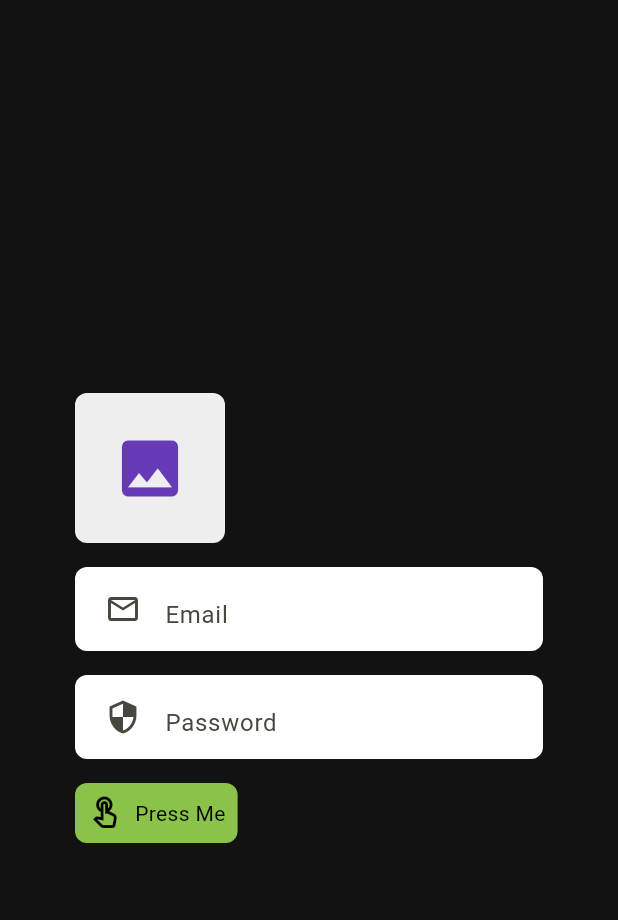
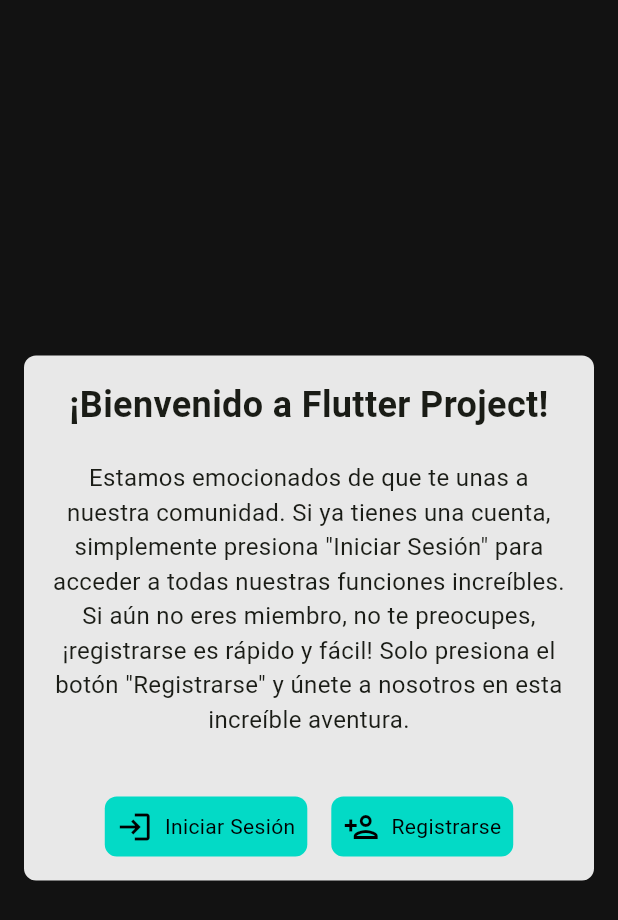
Before and after one commit to JDavidHR/flutter_projects, a Flutter app: the screen it shows after launch, on a phone screen of 412 x 824 dp. Shown: the top 920 px of the screen. Run offline on Flutter 3.47's test engine with Material 3 defaults, Android fonts, the phone set to English and light mode, and no system bars; our stand-ins replace flutter_svg; missing offline and left inert: desktop_window, mongo_dart.

```diff
--- a/lib/core/components/button_widget.dart
+++ b/lib/core/components/button_widget.dart
@@ -50,7 +50,7 @@ class ButtonWidget extends StatelessWidget {
   Widget build(BuildContext context) {
     return Container(
       decoration: BoxDecoration(
-        color: ThemeColors.primary,
+        color: backgroundColor ?? ThemeColors.primary,
         borderRadius: BorderRadius.circular(borderRadius),
       ),
       padding: contendPadding ?? const EdgeInsets.all(8),
--- /dev/null
+++ b/lib/data/dbHelper/constant.dart
@@ -0,0 +1,9 @@
+// user = "dbUser";
+// password = "dbPassword";
+// db_name = "project";
+
+// ignore_for_file: constant_identifier_names
+
+const MONGO_CONN_URL =
+    "mongodb+srv://dbUser:dbPassword@project.s0fhc0h.mongodb.net/project?retryWrites=true&w=majority&appName=project";
+const USER_COLLECTION = "users";
--- a/lib/data/user.json
+++ b/lib/data/user.json
@@ -1,12 +1,14 @@
 {
   "users": [
     {
+      "id": "1",
       "email": "natalia@local.com",
-        "password": "123"
+      "password": "123456"
     },
     {
+      "id": "2",
       "email": "david@local.com",
-        "password": "123"
+      "password": "123456"
     }
   ]
 }
--- a/lib/features/basic_components_app/basic_components_app.dart
+++ b/lib/features/basic_components_app/basic_components_app.dart
@@ -55,7 +55,7 @@ class _BasicComponentsAppState extends State<BasicComponentsApp>
               onChanged: (String value) {},
             ),
 
-            /// Boton.
+            /// Botón.
             ButtonWidget(
               text: 'Press Me',
               icon: Icons.touch_app_outlined,
--- /dev/null
+++ b/lib/features/welcome/welcome.dart
@@ -0,0 +1,89 @@
+import 'package:flutter/material.dart';
+import 'package:flutter_application/core/colors.dart';
+import 'package:flutter_application/core/components/button_widget.dart';
+import 'package:flutter_application/features/register/register.dart';
+
+class WelcomePage extends StatefulWidget {
+  const WelcomePage({Key? key}) : super(key: key);
+
+  @override
+  State<WelcomePage> createState() => _WelcomePageState();
+}
+
+class _WelcomePageState extends State<WelcomePage> {
+  @override
+  Widget build(BuildContext context) {
+    return Scaffold(
+      backgroundColor: ThemeColors.surface,
+      body: Center(
+        child: Container(
+          margin: const EdgeInsets.symmetric(horizontal: 16),
+          width: 600,
+          decoration: BoxDecoration(
+            color: ThemeColors.onSurface.withOpacity(0.9),
+            borderRadius: BorderRadius.circular(8),
+          ),
+          child: Padding(
+            padding: const EdgeInsets.all(16),
+            child: Column(
+              mainAxisSize: MainAxisSize.min,
+              mainAxisAlignment: MainAxisAlignment.center,
+              crossAxisAlignment: CrossAxisAlignment.stretch,
+              children: <Widget>[
+                const Text(
+                  '¡Bienvenido a Flutter Project!',
+                  textAlign: TextAlign.center,
+                  style: TextStyle(fontSize: 24, fontWeight: FontWeight.bold),
+                ),
+                const SizedBox(height: 20),
+                const Text(
+                  'Estamos emocionados de que te unas a nuestra comunidad. Si ya tienes una cuenta, simplemente presiona "Iniciar Sesión" para acceder a todas nuestras funciones increíbles. Si aún no eres miembro, no te preocupes, ¡registrarse es rápido y fácil! Solo presiona el botón "Registrarse" y únete a nosotros en esta increíble aventura.',
+                  textAlign: TextAlign.center,
+                  style: TextStyle(fontSize: 16),
+                ),
+                const SizedBox(height: 40),
+                _buildActionButtons(),
+              ],
+            ),
+          ),
+        ),
+      ),
+    );
+  }
+
+  /// Botones de registro.
+  Widget _buildActionButtons() {
+    return Wrap(
+      alignment: WrapAlignment.center,
+      runAlignment: WrapAlignment.center,
+      runSpacing: 16,
+      spacing: 16,
+      children: [
+        ButtonWidget(
+          text: 'Iniciar Sesión',
+          icon: Icons.login_outlined,
+          onPressed: () {},
+          backgroundColor: ThemeColors.secondary,
+          textColor: ThemeColors.onSecondary,
+          iconColor: ThemeColors.onSecondary,
+        ),
+        ButtonWidget(
+          text: 'Registrarse',
+          icon: Icons.person_add_outlined,
+          onPressed: () {
+            // Redirigir a la página de registro
+            Navigator.push(
+              context,
+              MaterialPageRoute(
+                builder: (context) => const RegisterPage(),
+              ),
+            );
+          },
+          backgroundColor: ThemeColors.secondary,
+          textColor: ThemeColors.onSecondary,
+          iconColor: ThemeColors.onSecondary,
+        ),
+      ],
+    );
+  }
+}
--- a/pubspec.yaml
+++ b/pubspec.yaml
@@ -37,6 +37,8 @@ dependencies:
   cupertino_icons: ^1.0.6
   desktop_window: ^0.4.0
   flutter_svg: ^1.0.3
+  path_provider: ^2.1.3
+  mongo_dart: ^0.7.3
 
 dev_dependencies:
   flutter_test:
```
Also changed, not shown: lib/data/dbHelper/mongodb.dart (added, +29 -0 lines), lib/features/register/register.dart (+222 -0 lines), lib/main.dart (+9 -5 lines), lib/model/entity/users.dart (added, +34 -0 lines), pubspec.lock. Lines whose indentation alone changed are shown as unchanged.
